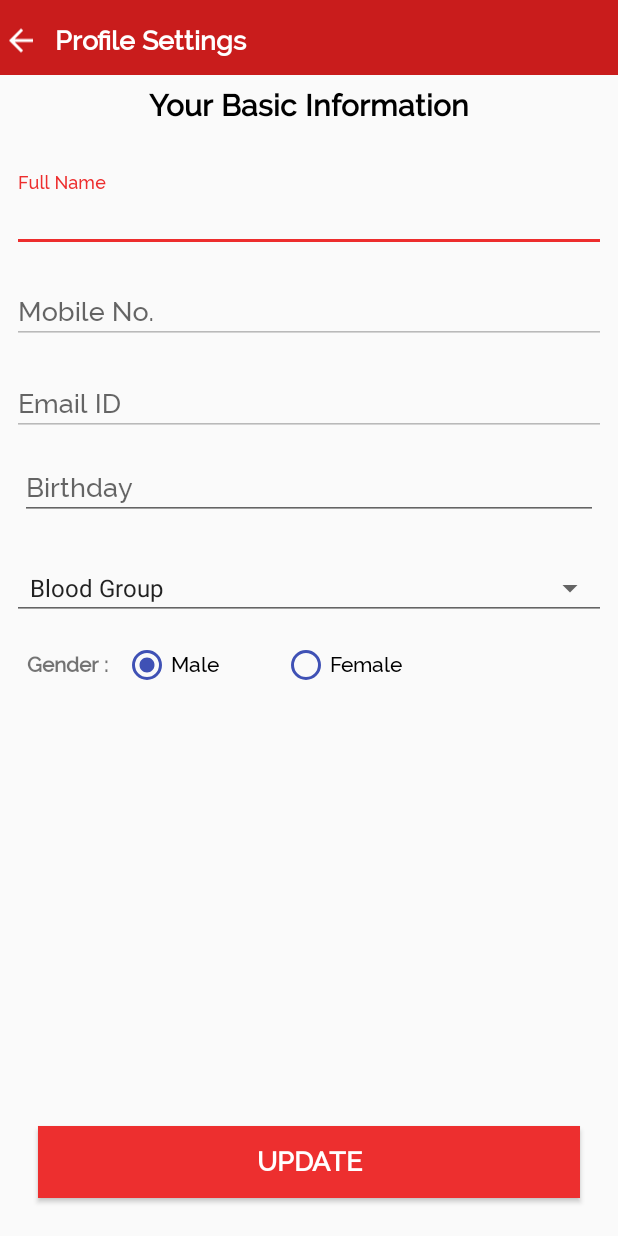
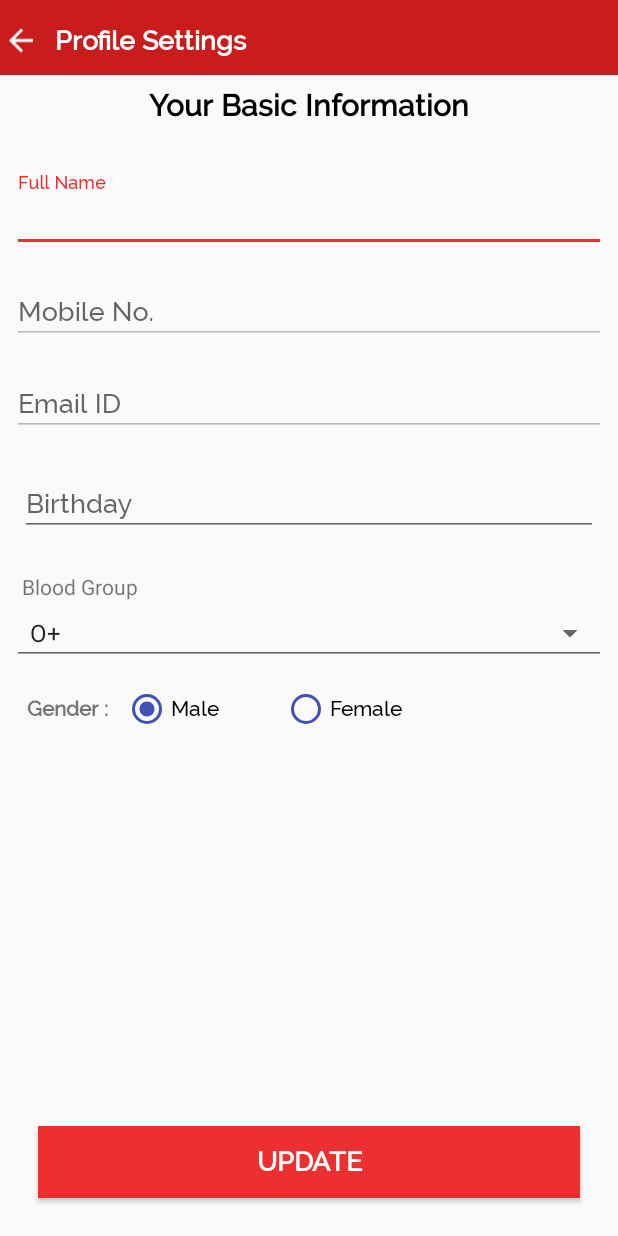
Before and after one commit to Deepak16195/MedicalApp, an Android app: the ProfileSetting screen opened directly, with no data from a screen before it, on a phone screen of 412 x 824 dp. Run offline under Robolectric (Android 15) with nearby library versions, the phone set to English and light mode, and no system bars; our stand-ins replace ButterKnife; libraries missing offline, so code that uses them is left out: es.dmoral.toasty, rx.android.schedulers, rx.schedulers; 3 statements that could not run were skipped.

Commit message:
my first commit

```diff
--- a/app/src/main/java/com/rdavepatient/soft/meetdoctor/Activity/ProfileSetting.java
+++ b/app/src/main/java/com/rdavepatient/soft/meetdoctor/Activity/ProfileSetting.java
@@ -126,7 +126,7 @@ public class ProfileSetting extends AppCompatActivity {
         String myFormat = "dd/MMM/yyyy"; //In which you need put here
         SimpleDateFormat sdf = new SimpleDateFormat(myFormat, Locale.US);
         bdaydate = sdf.format(myCalendar.getTime());
-        BirthdayPicker.setText("Birthday  " + sdf.format(myCalendar.getTime()));
+        BirthdayPicker.setText("" + sdf.format(myCalendar.getTime()));
     }
 
     public void back(View view) {
@@ -182,28 +182,28 @@ public class ProfileSetting extends AppCompatActivity {
                             }
 
                             if (bloodgrop.equals("O+")) {
+                                position = 0;
+                            }
+                            if (bloodgrop.equals("O-")) {
                                 position = 1;
                             }
-                            if (bloodgrop.equals("O-")) {
+                            if (bloodgrop.equals("A+")) {
                                 position = 2;
                             }
-                            if (bloodgrop.equals("A+")) {
+                            if (bloodgrop.equals("A-")) {
                                 position = 3;
                             }
-                            if (bloodgrop.equals("A-")) {
+                            if (bloodgrop.equals("B+")) {
                                 position = 4;
                             }
-                            if (bloodgrop.equals("B+")) {
+                            if (bloodgrop.equals("B-")) {
                                 position = 5;
                             }
-                            if (bloodgrop.equals("B-")) {
+                            if (bloodgrop.equals("AB+")) {
                                 position = 6;
                             }
-                            if (bloodgrop.equals("AB+")) {
+                            if (bloodgrop.equals("AB-")) {
                                 position = 7;
-                            }
-                            if (bloodgrop.equals("AB-")) {
-                                position = 8;
                             }
                             spBloodGroup.setSelection(position);
                         }
@@ -237,7 +237,6 @@ public class ProfileSetting extends AppCompatActivity {
     @OnClick(R.id.NextButton)
     public void onViewClicked() {
 
-        if (PermissionUtility.checkPermissionReadPhoneAndReadSMS(ProfileSetting.this)) {
             if (CheckInternet.isConnectingToInternet(getApplicationContext())) {
                 if (checkValidation()) {
                     String Gender;
@@ -259,8 +258,6 @@ public class ProfileSetting extends AppCompatActivity {
             } else {
                 Utils.customMessage(ProfileSetting.this, "No Network Available");
             }
-        }
-
 
     }
 
--- a/app/src/main/java/com/rdavepatient/soft/meetdoctor/Activity/ReviewActivty.java
+++ b/app/src/main/java/com/rdavepatient/soft/meetdoctor/Activity/ReviewActivty.java
@@ -2,6 +2,7 @@ package com.rdavepatient.soft.meetdoctor.Activity;
 
 import android.os.Bundle;
 import android.support.v7.app.AppCompatActivity;
+import android.view.View;
 
 import com.rdavepatient.soft.meetdoctor.R;
 
@@ -12,4 +13,7 @@ public class ReviewActivty extends AppCompatActivity {
         super.onCreate(savedInstanceState);
         setContentView(R.layout.activity_review_activty);
     }
+    public void back(View view) {
+        super.onBackPressed();
+    }
 }
--- a/app/src/main/res/layout/activity_profile_setting.xml
+++ b/app/src/main/res/layout/activity_profile_setting.xml
@@ -173,6 +173,12 @@
         app:layout_constraintStart_toStartOf="parent"
         app:layout_constraintTop_toBottomOf="@+id/textInputLayout3">
 
+
+        <android.support.design.widget.TextInputLayout
+            android:id="@+id/textInputLayout1"
+            android:layout_width="match_parent"
+            android:layout_height="wrap_content">
+
         <EditText
             android:id="@+id/BirthdayPicker"
             android:layout_width="match_parent"
@@ -185,6 +191,7 @@
             app:layout_constraintEnd_toEndOf="parent"
             app:layout_constraintStart_toStartOf="parent"
             app:layout_constraintTop_toBottomOf="@+id/textInputLayout2" />
+        </android.support.design.widget.TextInputLayout>
     </LinearLayout>
 
 
@@ -209,6 +216,10 @@
             android:hint="Password"
             android:inputType="textPassword"
             android:visibility="gone" />
+        <TextView
+            android:layout_width="match_parent"
+            android:text="  Blood Group"
+            android:layout_height="wrap_content" />
 
         <Spinner
             android:id="@+id/sp_blood_group"
--- a/app/src/main/res/layout/fragment_account.xml
+++ b/app/src/main/res/layout/fragment_account.xml
@@ -168,7 +168,7 @@
                     android:layout_marginLeft="10dp"
                     android:layout_weight="9"
                     android:fontFamily="@font/ralewaymedium"
-                    android:text="Ratings &amp; Reviews"
+                    android:text="Ratings"
                     android:textColor="@color/black"
                     android:textSize="15dp" />
 
--- a/app/src/main/res/values/strings.xml
+++ b/app/src/main/res/values/strings.xml
@@ -16,7 +16,6 @@
     <string name="currency">@string/rupee</string>
 
     <string-array name="array_blood_group">
-        <item>Blood Group</item>
         <item>O+</item>
         <item>O-</item>
         <item>A+</item>
```
Also changed, not shown: app/src/main/java/com/rdavepatient/soft/meetdoctor/Activity/AddFamilymemberActivty.java (+27 -3 lines), app/src/main/res/layout/activity_familymember.xml (+5 -2 lines), app/src/main/res/layout/activity_review_activty.xml (+16 -9 lines).
